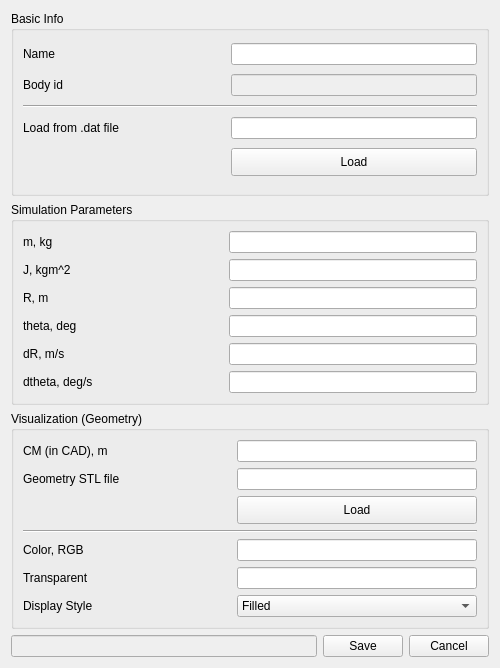
ladisk/DyS, file MBD_system/body/body.ui: the form before one commit.
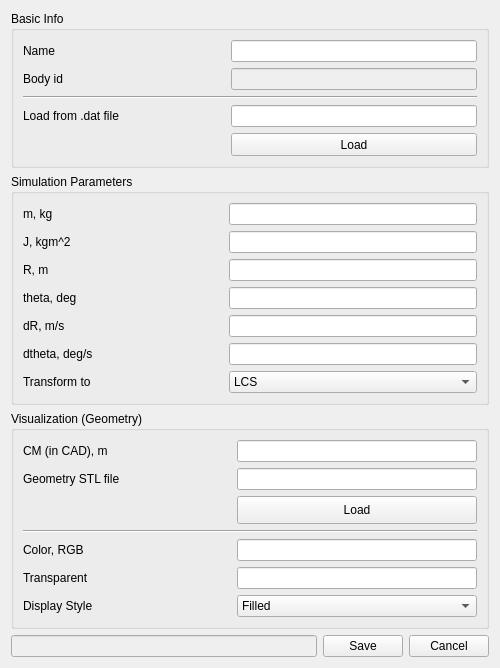
The form after the commit.

Diff of the .ui file:
```diff
--- a/MBD_system/body/body.ui
+++ b/MBD_system/body/body.ui
@@ -123,6 +123,13 @@
       <string>Simulation Parameters</string>
      </property>
      <layout class="QGridLayout" name="gridLayout_2">
+      <item row="6" column="0">
+       <widget class="QLabel" name="transformCS_label">
+        <property name="text">
+         <string>Transform to</string>
+        </property>
+       </widget>
+      </item>
       <item row="2" column="0">
        <widget class="QLabel" name="R_label">
         <property name="text">
@@ -183,6 +190,20 @@
         </property>
        </widget>
       </item>
+      <item row="6" column="2">
+       <widget class="QComboBox" name="transformCS_comboBox">
+        <item>
+         <property name="text">
+          <string>LCS</string>
+         </property>
+        </item>
+        <item>
+         <property name="text">
+          <string>CAD</string>
+         </property>
+        </item>
+       </widget>
+      </item>
       <item row="0" column="1">
        <spacer name="horizontalSpacer">
         <property name="orientation">
```
